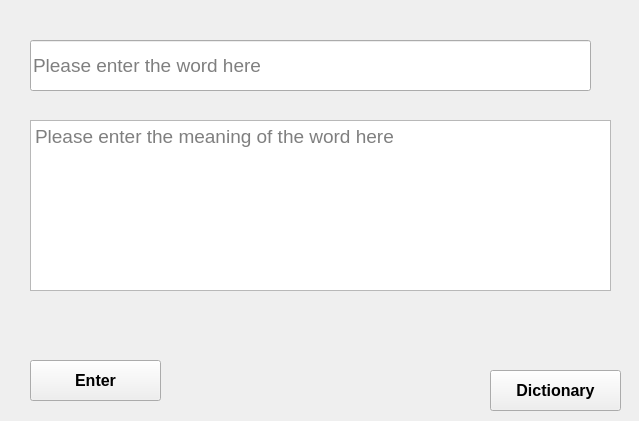
First picture: the form in second.ui, repository brainbrain02/Personal-Dictionary, before the edit.
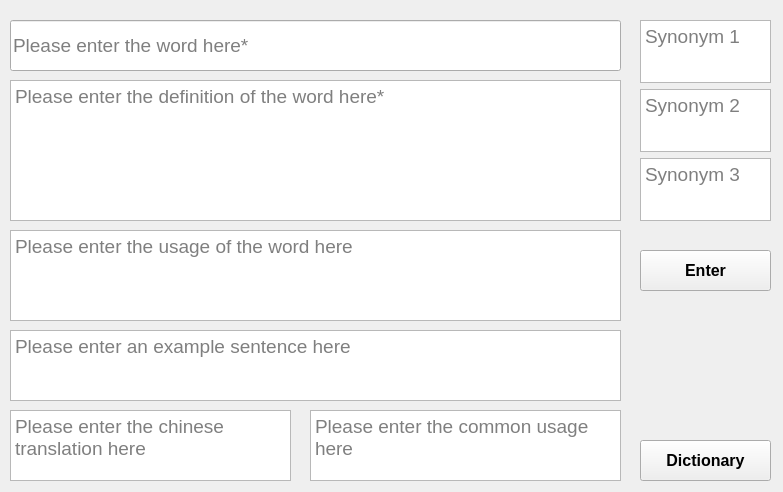
Second picture: the form after the edit.

```diff
--- a/second.ui
+++ b/second.ui
@@ -6,8 +6,8 @@
    <rect>
     <x>0</x>
     <y>0</y>
-    <width>639</width>
-    <height>421</height>
+    <width>783</width>
+    <height>492</height>
    </rect>
   </property>
   <property name="windowTitle">
@@ -16,8 +16,8 @@
   <widget class="QPushButton" name="change_btn">
    <property name="geometry">
     <rect>
-     <x>490</x>
-     <y>370</y>
+     <x>640</x>
+     <y>440</y>
      <width>131</width>
      <height>41</height>
     </rect>
@@ -36,10 +36,10 @@
   <widget class="QTextEdit" name="meaning_entry">
    <property name="geometry">
     <rect>
-     <x>30</x>
-     <y>120</y>
-     <width>581</width>
-     <height>171</height>
+     <x>10</x>
+     <y>80</y>
+     <width>611</width>
+     <height>141</height>
     </rect>
    </property>
    <property name="font">
@@ -49,14 +49,14 @@
     </font>
    </property>
    <property name="placeholderText">
-    <string>Please enter the meaning of the word here</string>
+    <string>Please enter the definition of the word here*</string>
    </property>
   </widget>
   <widget class="QPushButton" name="enter_btn">
    <property name="geometry">
     <rect>
-     <x>30</x>
-     <y>360</y>
+     <x>640</x>
+     <y>250</y>
      <width>131</width>
      <height>41</height>
     </rect>
@@ -75,9 +75,9 @@
   <widget class="QLineEdit" name="word_entry">
    <property name="geometry">
     <rect>
-     <x>30</x>
-     <y>40</y>
-     <width>561</width>
+     <x>10</x>
+     <y>20</y>
+     <width>611</width>
      <height>51</height>
     </rect>
    </property>
@@ -90,9 +90,129 @@
     </font>
    </property>
    <property name="placeholderText">
-    <string>Please enter the word here</string>
+    <string>Please enter the word here*</string>
    </property>
   </widget>
+  <widget class="QTextEdit" name="usage_entry">
+   <property name="geometry">
+    <rect>
+     <x>10</x>
+     <y>230</y>
+     <width>611</width>
+     <height>91</height>
+    </rect>
+   </property>
+   <property name="font">
+    <font>
+     <pointsize>14</pointsize>
+    </font>
+   </property>
+   <property name="placeholderText">
+    <string>Please enter the usage of the word here</string>
+   </property>
+  </widget>
+  <widget class="QTextEdit" name="example_entry">
+   <property name="geometry">
+    <rect>
+     <x>10</x>
+     <y>330</y>
+     <width>611</width>
+     <height>71</height>
+    </rect>
+   </property>
+   <property name="font">
+    <font>
+     <pointsize>14</pointsize>
+    </font>
+   </property>
+   <property name="placeholderText">
+    <string>Please enter an example sentence here</string>
+   </property>
+  </widget>
+  <widget class="QTextEdit" name="chinese_entry">
+   <property name="geometry">
+    <rect>
+     <x>10</x>
+     <y>410</y>
+     <width>281</width>
+     <height>71</height>
+    </rect>
+   </property>
+   <property name="font">
+    <font>
+     <pointsize>14</pointsize>
+    </font>
+   </property>
+   <property name="placeholderText">
+    <string>Please enter the chinese translation here</string>
+   </property>
+  </widget>
+  <widget class="QTextEdit" name="common_entry">
+   <property name="geometry">
+    <rect>
+     <x>310</x>
+     <y>410</y>
+     <width>311</width>
+     <height>71</height>
+    </rect>
+   </property>
+   <property name="font">
+    <font>
+     <pointsize>14</pointsize>
+    </font>
+   </property>
+   <property name="placeholderText">
+    <string>Please enter the common usage here</string>
+   </property>
+  </widget>
+  <widget class="QWidget" name="">
+   <property name="geometry">
+    <rect>
+     <x>640</x>
+     <y>20</y>
+     <width>131</width>
+     <height>201</height>
+    </rect>
+   </property>
+   <layout class="QVBoxLayout" name="verticalLayout">
+    <item>
+     <widget class="QTextEdit" name="synonym_entry1">
+      <property name="font">
+       <font>
+        <pointsize>14</pointsize>
+       </font>
+      </property>
+      <property name="placeholderText">
+       <string>Synonym 1</string>
+      </property>
+     </widget>
+    </item>
+    <item>
+     <widget class="QTextEdit" name="synonym_entry2">
+      <property name="font">
+       <font>
+        <pointsize>14</pointsize>
+       </font>
+      </property>
+      <property name="placeholderText">
+       <string>Synonym 2</string>
+      </property>
+     </widget>
+    </item>
+    <item>
+     <widget class="QTextEdit" name="synonym_entry3">
+      <property name="font">
+       <font>
+        <pointsize>14</pointsize>
+       </font>
+      </property>
+      <property name="placeholderText">
+       <string>Synonym 3</string>
+      </property>
+     </widget>
+    </item>
+   </layout>
+  </widget>
  </widget>
  <resources/>
  <connections/>
```
Left out of the diff: 2 changed lines with no effect on the pictures.
